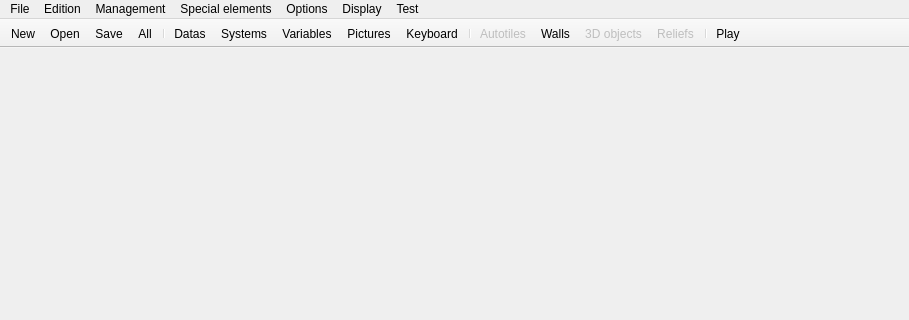
First picture: the form in Dialogs/mainwindow.ui, repository RPG-Paper-Maker/RPG-Paper-Maker, before the edit; both pictures show x 0 to 909 and y 0 to 320 of the 909 by 502 pixel window.
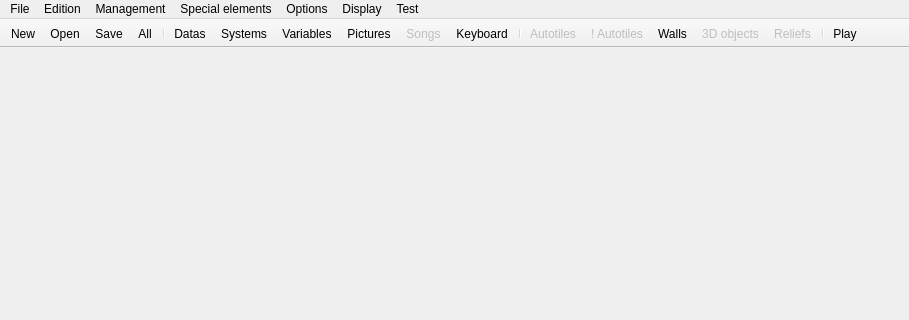
Second picture: the form after the edit. Icons and pictures are not drawn.

The edit to the form file:
```diff
--- a/Dialogs/mainwindow.ui
+++ b/Dialogs/mainwindow.ui
@@ -121,6 +121,9 @@
    <addaction name="menuTest"/>
   </widget>
   <widget class="QToolBar" name="mainToolBar">
+   <property name="enabled">
+    <bool>true</bool>
+   </property>
    <property name="movable">
     <bool>false</bool>
    </property>
@@ -145,9 +148,11 @@
    <addaction name="actionSystems_manager"/>
    <addaction name="actionVariables_manager"/>
    <addaction name="actionPictures_manager"/>
+   <addaction name="actionSongs_manager"/>
    <addaction name="actionKeyboard_controls"/>
    <addaction name="separator"/>
    <addaction name="actionAutotiles"/>
+   <addaction name="actionAnimated_Autotiles"/>
    <addaction name="actionSprite_walls"/>
    <addaction name="action3D_objects"/>
    <addaction name="actionReliefs"/>
@@ -408,6 +413,36 @@
     <string>Ctrl+Shift+Z</string>
    </property>
   </action>
+  <action name="actionAnimated_Autotiles">
+   <property name="enabled">
+    <bool>false</bool>
+   </property>
+   <property name="icon">
+    <iconset resource="../ressources.qrc">
+     <normaloff>:/icons/Ressources/datas.png</normaloff>:/icons/Ressources/datas.png</iconset>
+   </property>
+   <property name="text">
+    <string>Animated Autotiles</string>
+   </property>
+   <property name="iconText">
+    <string>! Autotiles</string>
+   </property>
+  </action>
+  <action name="actionSongs_manager">
+   <property name="enabled">
+    <bool>false</bool>
+   </property>
+   <property name="icon">
+    <iconset resource="../ressources.qrc">
+     <normaloff>:/icons/Ressources/datas.png</normaloff>:/icons/Ressources/datas.png</iconset>
+   </property>
+   <property name="text">
+    <string>Songs manager</string>
+   </property>
+   <property name="iconText">
+    <string>Songs</string>
+   </property>
+  </action>
  </widget>
  <layoutdefault spacing="6" margin="11"/>
  <resources>
```
Left out of the diff: 2 changed lines with no effect on the pictures.
